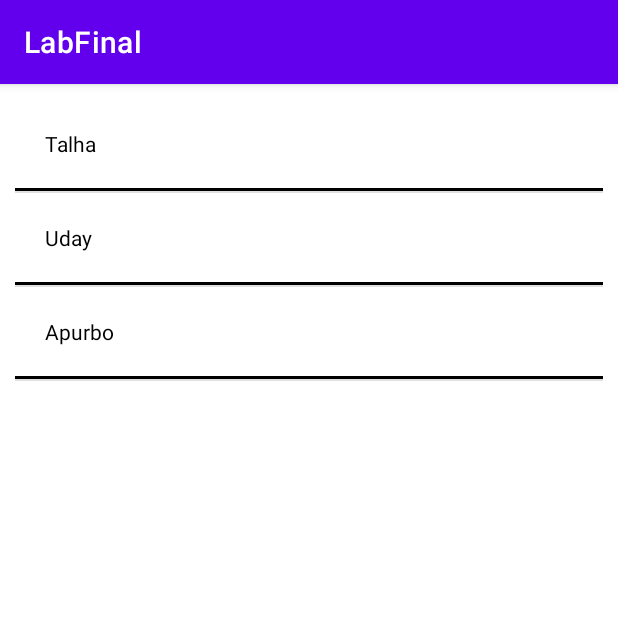
After one commit to altalha201/LabFinalPractice, an Android app: the ListViewActivity screen opened directly, with no data from a screen before it, on a phone screen of 412 x 824 dp, the top half of it. The commit adds this screen. Run offline under Robolectric (Android 15) with nearby library versions, the phone set to English and light mode, and no system bars.

Commit message:
List View in Activity

```diff
--- a/app/src/main/AndroidManifest.xml
+++ b/app/src/main/AndroidManifest.xml
@@ -9,7 +9,7 @@
         android:roundIcon="@mipmap/ic_launcher_round"
         android:supportsRtl="true"
         android:theme="@style/Theme.LabFinal">
-        <activity android:name=".ListView"></activity>
+        <activity android:name=".ListViewActivity"></activity>
         <activity android:name=".Dashboard" />
         <activity android:name=".MainActivity">
             <intent-filter>
--- a/app/src/main/java/com/altalha/labfinal/Dashboard.java
+++ b/app/src/main/java/com/altalha/labfinal/Dashboard.java
@@ -35,6 +35,7 @@ public class Dashboard extends AppCompatActivity {
     }
 
     public void changeFrame(View view) {
+
         if (view.getId() == R.id.bmi_id) {
             transaction(new BMI());
         }
@@ -54,7 +55,7 @@ public class Dashboard extends AppCompatActivity {
     }
 
     public void listGo(View view) {
-        Intent myIntent = new Intent(this, ListView.class);
+        Intent myIntent = new Intent(this, ListViewActivity.class);
         startActivity(myIntent);
     }
 }
--- /dev/null
+++ b/app/src/main/java/com/altalha/labfinal/ListViewActivity.java
@@ -0,0 +1,36 @@
+package com.altalha.labfinal;
+
+import androidx.appcompat.app.AppCompatActivity;
+
+import android.os.Bundle;
+import android.view.View;
+import android.widget.AdapterView;
+import android.widget.ArrayAdapter;
+import android.widget.ListView;
+import android.widget.Toast;
+
+public class ListViewActivity extends AppCompatActivity {
+
+    String[] names = {"Talha", "Uday", "Apurbo"};
+    ListView lv;
+
+
+    @Override
+    protected void onCreate(Bundle savedInstanceState) {
+        super.onCreate(savedInstanceState);
+        setContentView(R.layout.activity_list_view);
+
+        lv = findViewById(R.id.lv_ID);
+
+        ArrayAdapter<String> adapter = new ArrayAdapter<String>(this, R.layout.list_custom_layout, R.id.custom_layout_TV, names);
+        lv.setAdapter(adapter);
+
+        lv.setOnItemClickListener(new AdapterView.OnItemClickListener() {
+            @Override
+            public void onItemClick(AdapterView<?> parent, View view, int position, long id) {
+                Toast.makeText(ListViewActivity.this, names[position], Toast.LENGTH_SHORT).show();
+            }
+        });
+
+    }
+}
--- a/app/src/main/res/layout/activity_dashboard.xml
+++ b/app/src/main/res/layout/activity_dashboard.xml
@@ -56,6 +56,7 @@
             android:textAllCaps="false"
             android:textSize="18sp"
             android:textStyle="bold"
+            android:onClick="changeFrame"
             tools:ignore="HardcodedText"
             style="?android:attr/buttonBarButtonStyle" />
 
@@ -67,6 +68,7 @@
             android:text="Recent BMI"
             android:textAllCaps="false"
             android:textSize="18sp"
+            android:onClick="changeFrame"
             android:textStyle="bold"
             tools:ignore="HardcodedText"
             style="?android:attr/buttonBarButtonStyle" />
--- a/app/src/main/res/layout/activity_list_view.xml
+++ b/app/src/main/res/layout/activity_list_view.xml
@@ -1,21 +1,16 @@
 <?xml version="1.0" encoding="utf-8"?>
-<androidx.constraintlayout.widget.ConstraintLayout xmlns:android="http://schemas.android.com/apk/res/android"
+<LinearLayout xmlns:android="http://schemas.android.com/apk/res/android"
     xmlns:app="http://schemas.android.com/apk/res-auto"
     xmlns:tools="http://schemas.android.com/tools"
     android:layout_width="match_parent"
     android:layout_height="match_parent"
-    tools:context=".ListView">
+    android:orientation="vertical"
+    android:padding="10dp"
+    tools:context=".ListViewActivity">
 
-    <TextView
-        android:layout_width="wrap_content"
-        android:layout_height="wrap_content"
-        android:layout_gravity="center"
-        android:text="List View Activity"
-        android:textColor="@color/black"
-        app:layout_constraintBottom_toBottomOf="parent"
-        app:layout_constraintEnd_toEndOf="parent"
-        app:layout_constraintStart_toStartOf="parent"
-        app:layout_constraintTop_toTopOf="parent"
-        tools:ignore="HardcodedText" />
+    <ListView
+        android:id="@+id/lv_ID"
+        android:layout_width="match_parent"
+        android:layout_height="match_parent"/>
 
-</androidx.constraintlayout.widget.ConstraintLayout>
+</LinearLayout>
--- /dev/null
+++ b/app/src/main/res/layout/list_custom_layout.xml
@@ -0,0 +1,22 @@
+<?xml version="1.0" encoding="utf-8"?>
+<LinearLayout xmlns:android="http://schemas.android.com/apk/res/android"
+    xmlns:tools="http://schemas.android.com/tools"
+    android:orientation="vertical"
+    android:layout_width="match_parent"
+    android:layout_height="wrap_content">
+
+    <TextView
+        android:id="@+id/custom_layout_TV"
+        android:text="Name"
+        android:textColor="@color/black"
+        android:layout_width="match_parent"
+        android:layout_height="wrap_content"
+        android:layout_margin="20dp"
+        tools:ignore="HardcodedText" />
+
+    <View
+        android:layout_width="match_parent"
+        android:layout_height="2dp"
+        android:background="@color/black"/>
+
+</LinearLayout>
```
Also changed, not shown: app/src/main/java/com/altalha/labfinal/ListView.java (deleted, +0 -14 lines).
